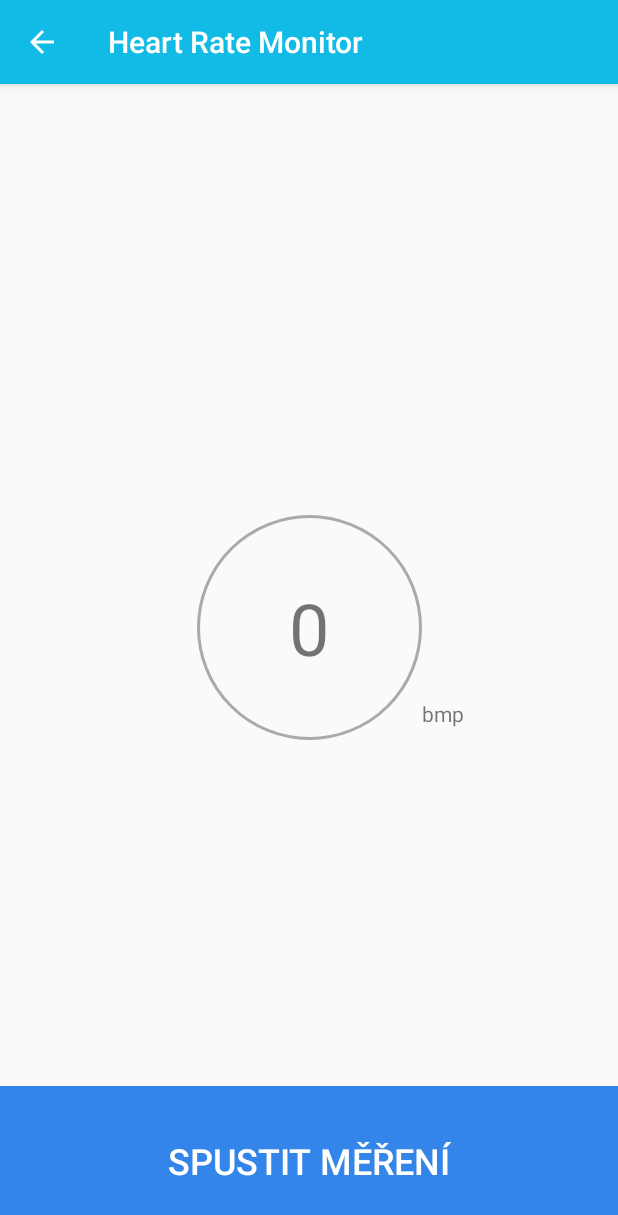
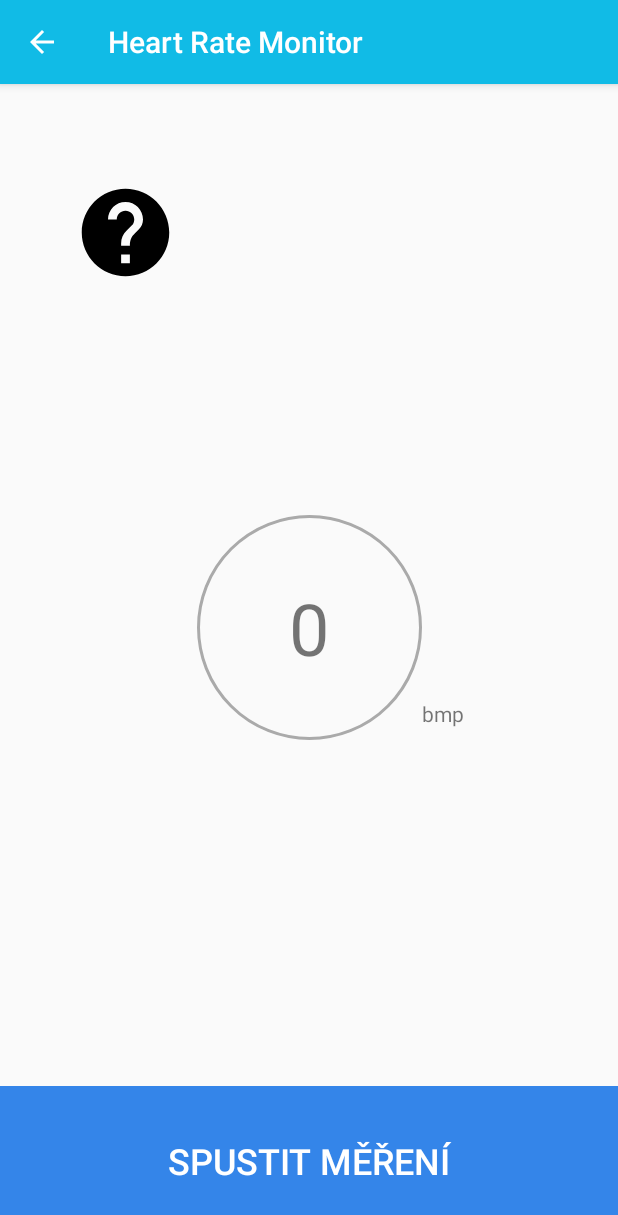
Before and after one commit to Brusikk/DryApnea, an Android app: the HeartRateActivity screen opened directly, with no data from a screen before it, on a phone screen of 412 x 824 dp. Shown: the top 1215 px of the screen. Run offline under Robolectric (Android 15) with nearby library versions, the phone set to English and light mode, and no system bars.

Commit message:
Edit - HelpDialog

```diff
--- a/app/src/main/java/cz/apneaman/dryapnea/activities/HelpDialog.java
+++ b/app/src/main/java/cz/apneaman/dryapnea/activities/HelpDialog.java
@@ -10,8 +10,8 @@ public class HelpDialog extends AppCompatDialogFragment {
     @Override
     public Dialog onCreateDialog(Bundle savedInstanceState) {
         AlertDialog.Builder builder = new AlertDialog.Builder(getActivity());
-        builder.setTitle("Postup měření")
-                .setMessage("zpráva dialogu")
+        builder.setTitle("Postup měření tepu")
+                .setMessage("1. Umísti prst na foťák" +"\n"+ "2. Nehýbej s ním" +"\n"+ "3. Měření probíhá 15 vteřin")
                 .setPositiveButton("OK", new DialogInterface.OnClickListener() {
                     @Override
                     public void onClick(DialogInterface dialog, int which) {
--- a/app/src/main/java/cz/apneaman/dryapnea/activities/StaticApneaActivity.java
+++ b/app/src/main/java/cz/apneaman/dryapnea/activities/StaticApneaActivity.java
@@ -37,7 +37,7 @@ public class StaticApneaActivity extends AppCompatActivity {
 
 
         /* Seznam tréninků */
-        // Vždy přetypovávat - findVieWByID defaultně vrací typ View  FIXME: už se přetypovávat nemusí ;)
+        // Vždy přetypovávat - findVieWByID defaultně vrací typ View
         recyclerView = findViewById(R.id.recyclerView);
 
         setupAdapters();
--- a/app/src/main/java/cz/apneaman/dryapnea/activities/TrainingActivity.java
+++ b/app/src/main/java/cz/apneaman/dryapnea/activities/TrainingActivity.java
@@ -377,7 +377,6 @@ public class TrainingActivity extends AppCompatActivity implements SensorEventLi
             steps = cycles.get(0).getHoldTime();
             tempStepsRecord = (int)steps;
             isRunning = true;
-            // TODO - spuštění krokoměru (funguje)
  //           onSensorChanged(true);
         }
 
@@ -496,7 +495,6 @@ public class TrainingActivity extends AppCompatActivity implements SensorEventLi
 
     @Override
     public void onSensorChanged(SensorEvent event) {
-        //TODO - odečítání kroků (funguje)
         if (walkingStarted) {
             steps--;
             holdTimeTextView.setText((String.valueOf(steps)));
--- /dev/null
+++ b/app/src/main/res/drawable/ic_help.xml
@@ -0,0 +1,9 @@
+<vector xmlns:android="http://schemas.android.com/apk/res/android"
+        android:width="70dp"
+        android:height="70dp"
+        android:viewportWidth="24.0"
+        android:viewportHeight="24.0">
+    <path
+        android:fillColor="#FF000000"
+        android:pathData="M12,2C6.48,2 2,6.48 2,12s4.48,10 10,10 10,-4.48 10,-10S17.52,2 12,2zM13,19h-2v-2h2v2zM15.07,11.25l-0.9,0.92C13.45,12.9 13,13.5 13,15h-2v-0.5c0,-1.1 0.45,-2.1 1.17,-2.83l1.24,-1.26c0.37,-0.36 0.59,-0.86 0.59,-1.41 0,-1.1 -0.9,-2 -2,-2s-2,0.9 -2,2L8,9c0,-2.21 1.79,-4 4,-4s4,1.79 4,4c0,0.88 -0.36,1.68 -0.93,2.25z"/>
+</vector>
--- a/app/src/main/res/layout/activity_heartrate.xml
+++ b/app/src/main/res/layout/activity_heartrate.xml
@@ -48,6 +48,23 @@
             app:layout_constraintBottom_toBottomOf="@+id/txt_bpm"
             app:layout_constraintStart_toEndOf="@+id/txt_bpm" />
 
+        <ImageButton
+            android:id="@+id/imgBtnHelp"
+            android:layout_width="wrap_content"
+            android:layout_height="wrap_content"
+            android:layout_marginStart="8dp"
+            android:layout_marginTop="8dp"
+            android:layout_marginEnd="8dp"
+            android:layout_marginBottom="8dp"
+            android:background="#00000000"
+            app:layout_constraintBottom_toBottomOf="parent"
+            app:layout_constraintEnd_toEndOf="parent"
+            app:layout_constraintHorizontal_bias="0.125"
+            app:layout_constraintStart_toStartOf="parent"
+            app:layout_constraintTop_toTopOf="parent"
+            app:layout_constraintVertical_bias="0.0"
+            app:srcCompat="@drawable/ic_help" />
+
     </android.support.constraint.ConstraintLayout>
 
     <SurfaceView
```
